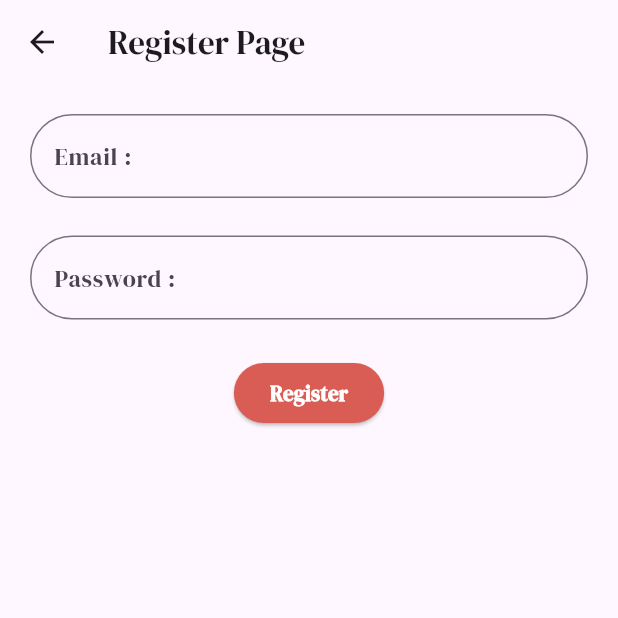
After one commit to Bambangpriyambodi21/belajarflutter, a Flutter app: the RegisterPage screen opened by its route, after a tap on "Register", on a phone screen of 412 x 824 dp, the top half of it. The commit adds this screen. Run offline on Flutter 3.47's test engine with Material 3 defaults, Android fonts, the phone set to English and light mode, and no system bars; our stand-ins replace google_fonts.

Commit message:
[FEATURE] add new feature create

```diff
--- a/lib/main.dart
+++ b/lib/main.dart
@@ -1,5 +1,6 @@
 import 'package:flutter/material.dart';
 import 'package:restaurant/pages/menu_page.dart';
+import 'package:restaurant/pages/register.dart';
 import 'pages/intro_page.dart';
 
 void main() {
@@ -18,6 +19,7 @@ class MyApp extends StatelessWidget {
       routes: {
         '/intropage': (context) => const IntroPage(),
         '/menupage': (context) => const MenuPage(),
+        '/registerpage': (context) => RegisterPage(),
       },
     );
   }
--- a/lib/pages/intro_page.dart
+++ b/lib/pages/intro_page.dart
@@ -13,10 +13,9 @@ class IntroPage extends StatelessWidget{
         children: [
           Expanded(
             child: Padding(
-              padding: const EdgeInsets.symmetric(horizontal: 25.0),
+              padding: EdgeInsets.all(20),
               child: ListView(
                 children: [
-                  const SizedBox(height: 25),
 
                   //shop name
                   Text(
@@ -62,6 +61,15 @@ class IntroPage extends StatelessWidget{
                         Navigator.pushNamed(context, '/menupage');
                     },
                   ),
+
+                  const SizedBox(height: 10),
+
+                  MyButton(
+                    text: "Register",
+                    onTap: (){
+                      Navigator.pushNamed(context, '/registerpage');
+                    },
+                  ),
                 ],
               ),
             ),
--- a/lib/pages/menu_page.dart
+++ b/lib/pages/menu_page.dart
@@ -67,7 +67,6 @@ class _MenuPageState extends State<MenuPage>{
       body: Column(
         crossAxisAlignment: CrossAxisAlignment.start,
         children: [
-          //promo banner
           Container(
             decoration: BoxDecoration(
               color: primaryColor,
@@ -146,6 +145,8 @@ class _MenuPageState extends State<MenuPage>{
           const SizedBox(height: 10,),
 
           Expanded(
+            child: Padding(
+              padding: const EdgeInsets.symmetric(horizontal: 25.0),
               child: ListView.builder(
                   scrollDirection: Axis.horizontal,
                   itemCount: foodMenu.length,
@@ -153,6 +154,7 @@ class _MenuPageState extends State<MenuPage>{
                     food: foodMenu[index],
                     onTap: () => navigateToFoodDetails(index),
                   )
+              ),
             ),
 
           ),
@@ -213,7 +215,7 @@ class _MenuPageState extends State<MenuPage>{
                 ],
               ),
             ),
-          )
+          ),
         ],
       ),
     );
--- /dev/null
+++ b/lib/pages/register.dart
@@ -0,0 +1,105 @@
+import 'dart:convert';
+
+import 'package:flutter/material.dart';
+import 'package:google_fonts/google_fonts.dart';
+import 'package:http/http.dart' as http;
+
+
+class RegisterPage extends StatefulWidget {
+  RegisterPage({Key? key}) :super(key: key);
+
+  @override
+  State<RegisterPage> createState() => _RegisterPageState();
+}
+
+class _RegisterPageState extends State<RegisterPage>{
+  TextEditingController email = TextEditingController();
+  TextEditingController pass = TextEditingController();
+
+  Future<void> insertrecord() async {
+    if(email.text!=""||pass.text!=""){
+      try {
+        String uri = "http://192.168.42.173/flutter/register.php";
+        var res = await http.post(Uri.parse(uri), body: {
+          "email":email.text,
+          "pass":pass.text
+        });
+
+        var response = jsonDecode(res.body);
+
+        if(response["success"]=="true"){
+          print("Success Registered");
+        }else{
+          print("Error");
+        }
+      }catch(e){
+        print(e);
+      }
+    }else{
+      print("Please fill all fields");
+    }
+  }
+
+  @override
+  Widget build(BuildContext context){
+    return Scaffold(
+      appBar: AppBar(
+        title: Text(
+          "Register Page",
+          style: GoogleFonts.dmSerifDisplay(),
+        ),
+      ),
+      body: Column(
+        children: [
+          Container(
+            margin: EdgeInsets.only(left: 20, top: 20, right: 20, bottom: 5),
+            child: TextFormField(
+              controller: email,
+              decoration: InputDecoration(
+                border: OutlineInputBorder(borderRadius: BorderRadius.circular(40)),
+                label: Text(
+                  "Email : ",
+                  style: GoogleFonts.dmSerifDisplay(),
+                )
+              ),
+            ),
+          ),
+
+          Container(
+            margin: EdgeInsets.only(left: 20, top: 20, right: 20, bottom: 5),
+            child: TextFormField(
+              controller: pass,
+              decoration: InputDecoration(
+                  border: OutlineInputBorder(borderRadius: BorderRadius.circular(40)),
+                  label: Text(
+                    "Password : ",
+                    style: GoogleFonts.dmSerifDisplay(),
+                  )
+              ),
+            ),
+          ),
+
+          Container(
+            margin: EdgeInsets.only(left: 20, top: 20, right: 20, bottom: 5),
+
+            child: ElevatedButton(
+              onPressed: () {
+                insertrecord();
+              },
+              style: ElevatedButton.styleFrom(
+                backgroundColor: Color.fromARGB(255, 218, 93, 85),
+              ),
+              child: Text(
+                "Register",
+                style: GoogleFonts.dmSerifDisplay(
+                  color: Colors.white,
+                  fontWeight: FontWeight.bold
+                ),
+              ),
+            ),
+          ),
+        ],
+      ),
+    );
+  }
+}
--- a/pubspec.yaml
+++ b/pubspec.yaml
@@ -36,6 +36,7 @@ dependencies:
   # Use with the CupertinoIcons class for iOS style icons.
   cupertino_icons: ^1.0.2
   google_fonts:
+  http: ^0.13.3
 
 dev_dependencies:
   flutter_test:
```
Also changed, not shown: pubspec.lock. Lines whose indentation alone changed are shown as unchanged.
